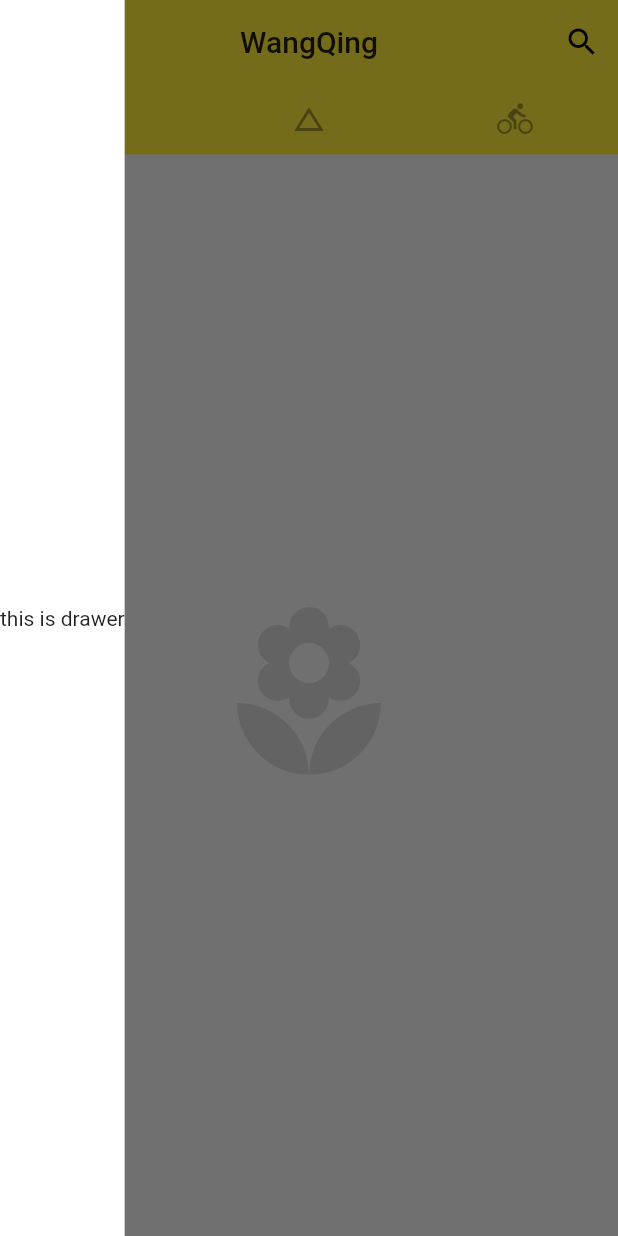
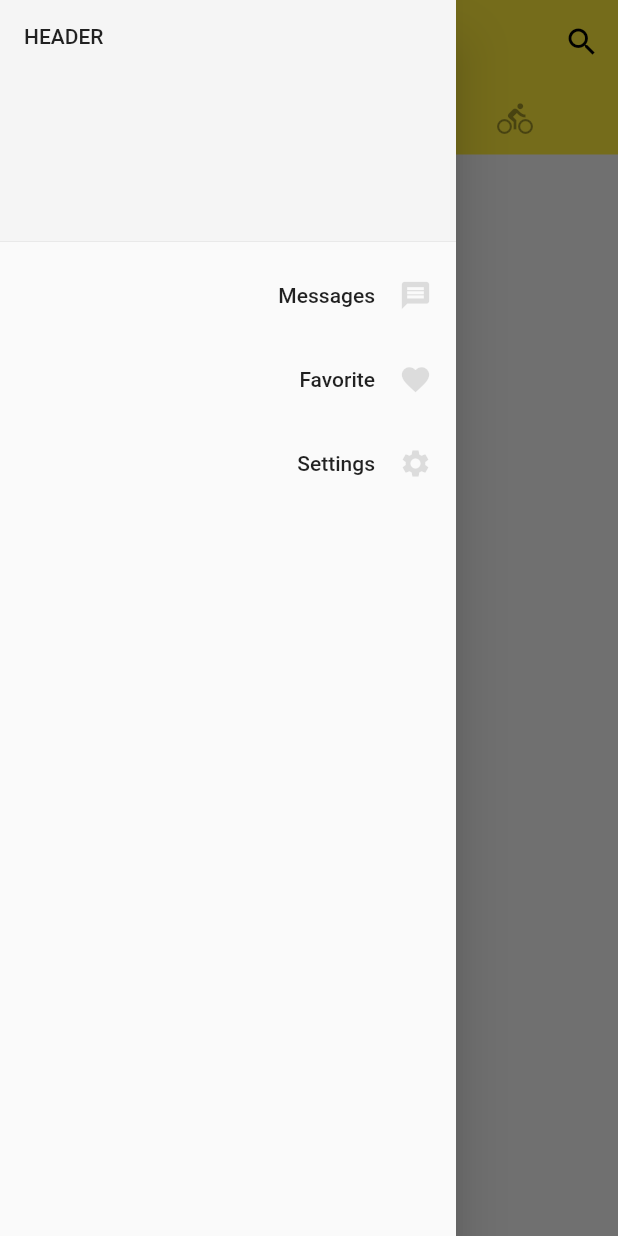
Before and after one commit to gdky005/Flutter_Demo, a Flutter app: the screen it shows after launch, with the side drawer open, on a phone screen of 412 x 824 dp. Run offline on Flutter 3.47's test engine with Material 2 defaults, Android fonts, the phone set to English and light mode, and no system bars.

Commit message:
1. 左侧边栏展示数据。

```diff
--- a/lib/main.dart
+++ b/lib/main.dart
@@ -58,9 +58,40 @@ class Home extends StatelessWidget {
           ),
           drawer: Container(
             color: Colors.white,
-            child: Column(
-              mainAxisAlignment: MainAxisAlignment.center,
-              children: <Widget>[Text('this is drawer')],
+            child: Drawer(
+              child: ListView(
+                padding: EdgeInsets.zero,
+                children: <Widget>[
+                  DrawerHeader(
+                    child: Text('header'.toUpperCase()),
+                    decoration: BoxDecoration(color: Colors.grey[100]),
+                  ),
+                  ListTile(
+                    title: Text(
+                      'Messages',
+                      textAlign: TextAlign.right,
+                    ),
+                    trailing:
+                        Icon(Icons.message, color: Colors.black12, size: 22.0),
+                  ),
+                  ListTile(
+                    title: Text(
+                      'Favorite',
+                      textAlign: TextAlign.right,
+                    ),
+                    trailing:
+                        Icon(Icons.favorite, color: Colors.black12, size: 22.0),
+                  ),
+                  ListTile(
+                    title: Text(
+                      'Settings',
+                      textAlign: TextAlign.right,
+                    ),
+                    trailing:
+                        Icon(Icons.settings, color: Colors.black12, size: 22.0),
+                  ),
+                ],
+              ),
             ),
           ),
         ));
```
